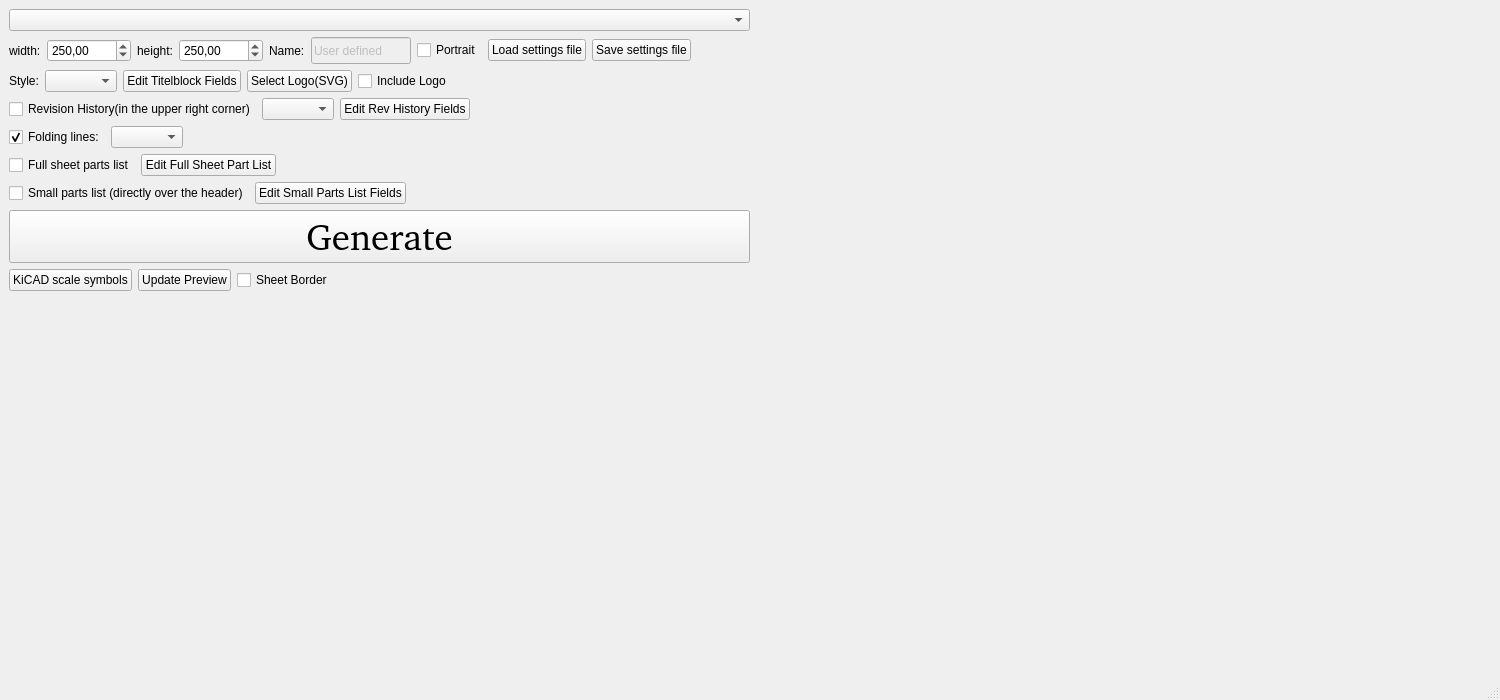
This is Src/Window/mainwindow.ui in tobiasfalk/KiCAD-FreeCAD-TechDraw-Template-Generator as Qt 5 draws it before an edit. The edited form follows.
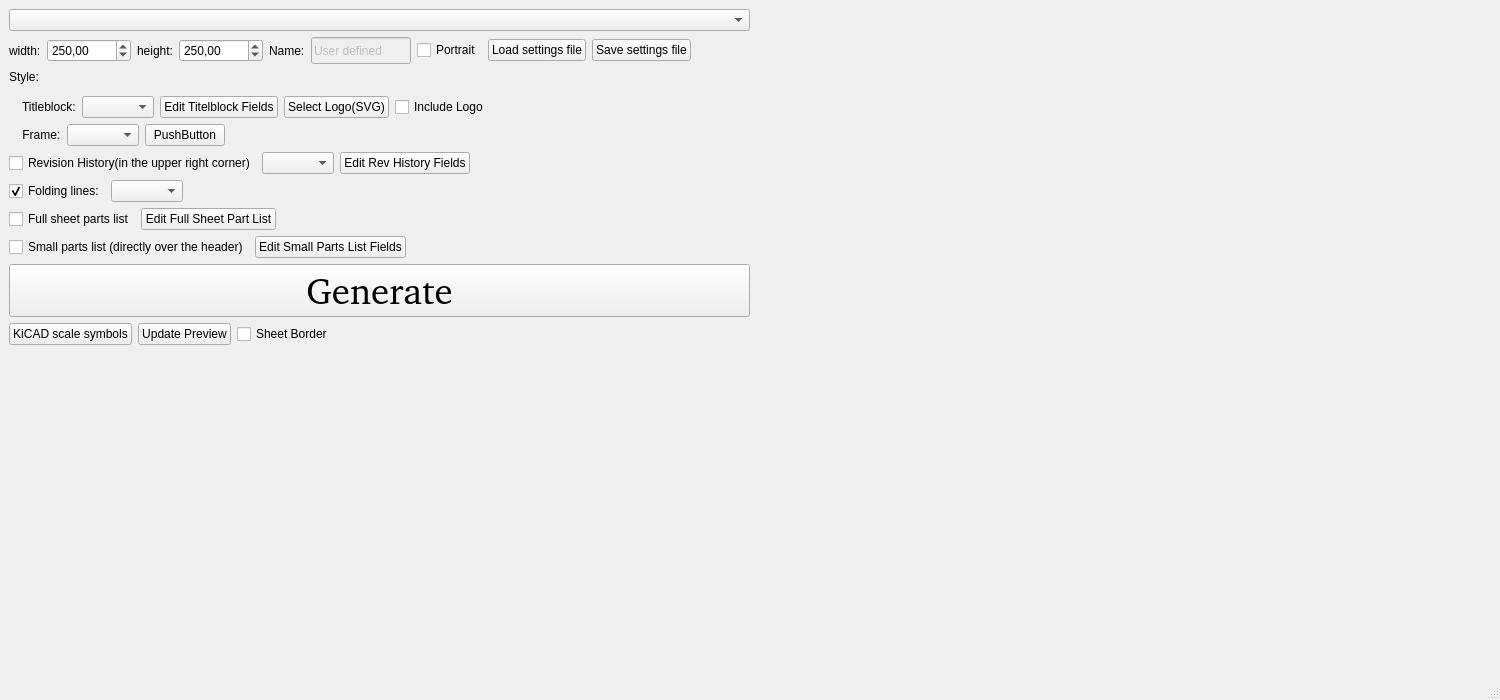
This is the edited form. Icons and pictures are not drawn.

What changed in the file:
```diff
--- a/Src/Window/mainwindow.ui
+++ b/Src/Window/mainwindow.ui
@@ -43,7 +43,92 @@
   </property>
   <widget class="QWidget" name="centralwidget">
    <layout class="QGridLayout" name="gridLayout">
+    <item row="0" column="0">
+     <widget class="QComboBox" name="SheetSizeComboBox">
+      <property name="sizePolicy">
+       <sizepolicy hsizetype="Fixed" vsizetype="Fixed">
+        <horstretch>0</horstretch>
+        <verstretch>0</verstretch>
+       </sizepolicy>
+      </property>
+      <property name="maximumSize">
+       <size>
+        <width>822</width>
+        <height>16777215</height>
+       </size>
+      </property>
+     </widget>
+    </item>
     <item row="8" column="0">
+     <layout class="QHBoxLayout" name="horizontalLayout_4">
+      <item>
+       <widget class="QCheckBox" name="FullPartsListCheckBox">
+        <property name="enabled">
+         <bool>true</bool>
+        </property>
+        <property name="text">
+         <string>Full sheet parts list</string>
+        </property>
+       </widget>
+      </item>
+      <item>
+       <widget class="QPushButton" name="editFullPartsListPushButton">
+        <property name="text">
+         <string>Edit Full Sheet Part List</string>
+        </property>
+       </widget>
+      </item>
+      <item>
+       <spacer name="horizontalSpacer_12">
+        <property name="orientation">
+         <enum>Qt::Horizontal</enum>
+        </property>
+        <property name="sizeHint" stdset="0">
+         <size>
+          <width>40</width>
+          <height>20</height>
+         </size>
+        </property>
+       </spacer>
+      </item>
+     </layout>
+    </item>
+    <item row="10" column="0">
+     <layout class="QHBoxLayout" name="horizontalLayout_6">
+      <item>
+       <widget class="QPushButton" name="GeneratePushButton">
+        <property name="sizePolicy">
+         <sizepolicy hsizetype="Fixed" vsizetype="Fixed">
+          <horstretch>0</horstretch>
+          <verstretch>0</verstretch>
+         </sizepolicy>
+        </property>
+        <property name="minimumSize">
+         <size>
+          <width>450</width>
+          <height>0</height>
+         </size>
+        </property>
+        <property name="maximumSize">
+         <size>
+          <width>822</width>
+          <height>16777215</height>
+         </size>
+        </property>
+        <property name="font">
+         <font>
+          <family>Noto Sans [GOOG]</family>
+          <pointsize>28</pointsize>
+         </font>
+        </property>
+        <property name="text">
+         <string>Generate</string>
+        </property>
+       </widget>
+      </item>
+     </layout>
+    </item>
+    <item row="11" column="0">
      <layout class="QHBoxLayout" name="horizontalLayout_13">
       <item>
        <widget class="QPushButton" name="pushButton_2">
@@ -81,41 +166,27 @@
       </item>
      </layout>
     </item>
-    <item row="0" column="1" rowspan="10">
-     <layout class="QGridLayout" name="gridLayout_2">
-      <item row="0" column="0">
-       <spacer name="horizontalSpacer_15">
-        <property name="orientation">
-         <enum>Qt::Horizontal</enum>
-        </property>
-        <property name="sizeHint" stdset="0">
-         <size>
-          <width>40</width>
-          <height>20</height>
-         </size>
-        </property>
-       </spacer>
-      </item>
-     </layout>
-    </item>
     <item row="6" column="0">
-     <layout class="QHBoxLayout" name="horizontalLayout_5">
+     <layout class="QHBoxLayout" name="horizontalLayout_3">
       <item>
-       <widget class="QCheckBox" name="SmallPartsListCheckBox">
+       <widget class="QCheckBox" name="RevHistoryCheckBox">
         <property name="text">
-         <string>Small parts list (directly over the header)</string>
+         <string>Revision History(in the upper right corner)</string>
         </property>
        </widget>
       </item>
       <item>
-       <widget class="QPushButton" name="pushButton">
+       <widget class="QComboBox" name="revHistoryStyleComboBox"/>
+      </item>
+      <item>
+       <widget class="QPushButton" name="revHistoryStylePushButton">
         <property name="text">
-         <string>Edit Small Parts List Fields</string>
+         <string>Edit Rev History Fields</string>
         </property>
        </widget>
       </item>
       <item>
-       <spacer name="horizontalSpacer_6">
+       <spacer name="horizontalSpacer_2">
         <property name="orientation">
          <enum>Qt::Horizontal</enum>
         </property>
@@ -245,78 +316,10 @@
       </item>
      </layout>
     </item>
-    <item row="7" column="0">
-     <layout class="QHBoxLayout" name="horizontalLayout_6">
-      <item>
-       <widget class="QPushButton" name="GeneratePushButton">
-        <property name="sizePolicy">
-         <sizepolicy hsizetype="Fixed" vsizetype="Fixed">
-          <horstretch>0</horstretch>
-          <verstretch>0</verstretch>
-         </sizepolicy>
-        </property>
-        <property name="minimumSize">
-         <size>
-          <width>450</width>
-          <height>0</height>
-         </size>
-        </property>
-        <property name="maximumSize">
-         <size>
-          <width>822</width>
-          <height>16777215</height>
-         </size>
-        </property>
-        <property name="font">
-         <font>
-          <family>Noto Sans [GOOG]</family>
-          <pointsize>28</pointsize>
-         </font>
-        </property>
-        <property name="text">
-         <string>Generate</string>
-        </property>
-       </widget>
-      </item>
-     </layout>
-    </item>
-    <item row="0" column="0">
-     <widget class="QComboBox" name="SheetSizeComboBox">
-      <property name="sizePolicy">
-       <sizepolicy hsizetype="Fixed" vsizetype="Fixed">
-        <horstretch>0</horstretch>
-        <verstretch>0</verstretch>
-       </sizepolicy>
-      </property>
-      <property name="maximumSize">
-       <size>
-        <width>822</width>
-        <height>16777215</height>
-       </size>
-      </property>
-     </widget>
-    </item>
-    <item row="3" column="0">
-     <layout class="QHBoxLayout" name="horizontalLayout_3">
-      <item>
-       <widget class="QCheckBox" name="RevHistoryCheckBox">
-        <property name="text">
-         <string>Revision History(in the upper right corner)</string>
-        </property>
-       </widget>
-      </item>
-      <item>
-       <widget class="QComboBox" name="revHistoryStyleComboBox"/>
-      </item>
-      <item>
-       <widget class="QPushButton" name="revHistoryStylePushButton">
-        <property name="text">
-         <string>Edit Rev History Fields</string>
-        </property>
-       </widget>
-      </item>
-      <item>
-       <spacer name="horizontalSpacer_2">
+    <item row="0" column="1" rowspan="13">
+     <layout class="QGridLayout" name="gridLayout_2">
+      <item row="0" column="0">
+       <spacer name="horizontalSpacer_15">
         <property name="orientation">
          <enum>Qt::Horizontal</enum>
         </property>
@@ -331,6 +334,48 @@
      </layout>
     </item>
     <item row="9" column="0">
+     <layout class="QHBoxLayout" name="horizontalLayout_5">
+      <item>
+       <widget class="QCheckBox" name="SmallPartsListCheckBox">
+        <property name="text">
+         <string>Small parts list (directly over the header)</string>
+        </property>
+       </widget>
+      </item>
+      <item>
+       <widget class="QPushButton" name="pushButton">
+        <property name="text">
+         <string>Edit Small Parts List Fields</string>
+        </property>
+       </widget>
+      </item>
+      <item>
+       <spacer name="horizontalSpacer_6">
+        <property name="orientation">
+         <enum>Qt::Horizontal</enum>
+        </property>
+        <property name="sizeHint" stdset="0">
+         <size>
+          <width>40</width>
+          <height>20</height>
+         </size>
+        </property>
+       </spacer>
+      </item>
+     </layout>
+    </item>
+    <item row="2" column="0">
+     <layout class="QHBoxLayout" name="horizontalLayout_11">
+      <item>
+       <widget class="QLabel" name="label_7">
+        <property name="text">
+         <string>Style:</string>
+        </property>
+       </widget>
+      </item>
+     </layout>
+    </item>
+    <item row="12" column="0">
      <spacer name="verticalSpacer">
       <property name="orientation">
        <enum>Qt::Vertical</enum>
@@ -343,57 +388,27 @@
       </property>
      </spacer>
     </item>
-    <item row="4" column="0">
-     <layout class="QHBoxLayout" name="horizontalLayout_7">
-      <item>
-       <widget class="QCheckBox" name="foldLinesCheckBox">
-        <property name="text">
-         <string>Folding lines:</string>
-        </property>
-        <property name="checked">
-         <bool>true</bool>
-        </property>
-       </widget>
-      </item>
-      <item>
-       <widget class="QComboBox" name="foldingLinesComboBox"/>
-      </item>
-      <item>
-       <spacer name="horizontalSpacer_9">
-        <property name="orientation">
-         <enum>Qt::Horizontal</enum>
-        </property>
-        <property name="sizeHint" stdset="0">
-         <size>
-          <width>40</width>
-          <height>20</height>
-         </size>
-        </property>
-       </spacer>
-      </item>
-     </layout>
-    </item>
     <item row="5" column="0">
-     <layout class="QHBoxLayout" name="horizontalLayout_4">
+     <layout class="QHBoxLayout" name="horizontalLayout_8">
       <item>
-       <widget class="QCheckBox" name="FullPartsListCheckBox">
-        <property name="enabled">
-         <bool>true</bool>
-        </property>
+       <widget class="QLabel" name="label_4">
         <property name="text">
-         <string>Full sheet parts list</string>
+         <string>    Frame:</string>
         </property>
        </widget>
       </item>
       <item>
-       <widget class="QPushButton" name="editFullPartsListPushButton">
+       <widget class="QComboBox" name="SheetFrameComboBox"/>
+      </item>
+      <item>
+       <widget class="QPushButton" name="sheetFramePushButton">
         <property name="text">
-         <string>Edit Full Sheet Part List</string>
+         <string>PushButton</string>
         </property>
        </widget>
       </item>
       <item>
-       <spacer name="horizontalSpacer_12">
+       <spacer name="horizontalSpacer_3">
         <property name="orientation">
          <enum>Qt::Horizontal</enum>
         </property>
@@ -407,17 +422,17 @@
       </item>
      </layout>
     </item>
-    <item row="2" column="0">
-     <layout class="QHBoxLayout" name="horizontalLayout_11">
+    <item row="4" column="0">
+     <layout class="QHBoxLayout" name="horizontalLayout_2">
       <item>
-       <widget class="QLabel" name="label_7">
+       <widget class="QLabel" name="label_3">
         <property name="text">
-         <string>Style:</string>
+         <string>    Titleblock:</string>
         </property>
        </widget>
       </item>
       <item>
-       <widget class="QComboBox" name="SheetStyleComboBox"/>
+       <widget class="QComboBox" name="SheetTitleblockComboBox"/>
       </item>
       <item>
        <widget class="QPushButton" name="sheetTitelblockFieldsPushButton">
@@ -455,6 +470,36 @@
       </item>
      </layout>
     </item>
+    <item row="7" column="0">
+     <layout class="QHBoxLayout" name="horizontalLayout_7">
+      <item>
+       <widget class="QCheckBox" name="foldLinesCheckBox">
+        <property name="text">
+         <string>Folding lines:</string>
+        </property>
+        <property name="checked">
+         <bool>true</bool>
+        </property>
+       </widget>
+      </item>
+      <item>
+       <widget class="QComboBox" name="foldingLinesComboBox"/>
+      </item>
+      <item>
+       <spacer name="horizontalSpacer_9">
+        <property name="orientation">
+         <enum>Qt::Horizontal</enum>
+        </property>
+        <property name="sizeHint" stdset="0">
+         <size>
+          <width>40</width>
+          <height>20</height>
+         </size>
+        </property>
+       </spacer>
+      </item>
+     </layout>
+    </item>
    </layout>
   </widget>
   <widget class="QMenuBar" name="menubar">
```
